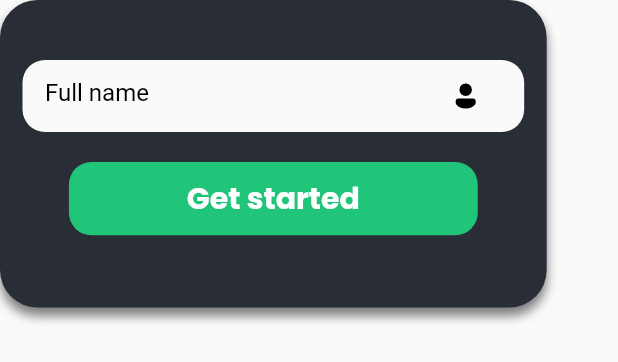
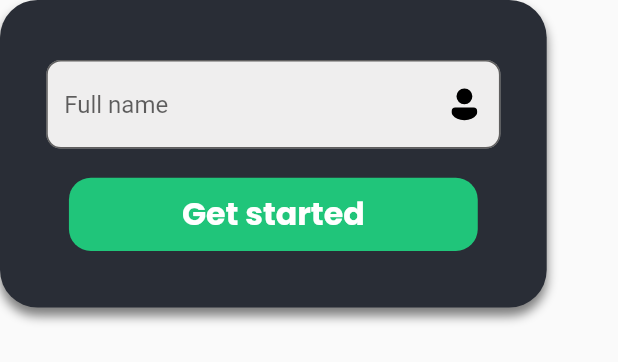
Before and after one commit to lahcenbcf/flutter2cpiApp, a Flutter app: the GuestBox widget shown alone on an empty page, opened directly, on a phone screen of 412 x 824 dp. Shown: the top 362 px of the screen. Run offline on Flutter 3.47's test engine with Material 2 defaults, Android fonts, the phone set to English and light mode, and no system bars; our stand-ins replace dropdown_button2, fluentui_system_icons, flutter_screenutil, google_fonts, gradient_borders.

Commit message:
adding validator for the guest text field, fixing some design issues in

```diff
--- a/lib/main.dart
+++ b/lib/main.dart
@@ -1,3 +1,4 @@
+import 'package:flluter2cpi/pages/Login_page/components/guest_box_view_model.dart';
 import 'package:flluter2cpi/pages/School_year/school_year_view_model.dart';
 import 'package:flluter2cpi/pages/Sign_up/sign_up_view.dart';
 import 'package:flluter2cpi/pages/Sign_up/sign_up_view_model.dart';
@@ -25,6 +26,9 @@ class MyApp extends StatelessWidget {
             ),
             ChangeNotifierProvider(
               create: (context) => SchoolYearViewModel(),
+            ),
+            ChangeNotifierProvider(
+              create: (context) => GuestBoxViewModel(),
             )
           ],
           builder: (context, child) {
--- a/lib/pages/Login_page/components/guestBox.dart
+++ /dev/null
@@ -1,79 +0,0 @@
-import 'package:flluter2cpi/constants/theme_Styles.dart';
-import 'package:flutter/material.dart';
-import 'package:flutter_screenutil/flutter_screenutil.dart';
-import 'package:fluentui_system_icons/fluentui_system_icons.dart';
-import 'package:google_fonts/google_fonts.dart';
-
-class GuestBox extends StatelessWidget {
-  const GuestBox({super.key});
-
-  void onPressedBtn() {}
-
-  @override
-  Widget build(BuildContext context) {
-    return Container(
-      height: 210.h,
-      width: 345.w,
-      padding: const EdgeInsets.only(left: 15.0,right:15.0,top: 40.0,bottom: 20.0),
-      decoration: BoxDecoration(
-        color: ThemeInfo.primaryColor,
-        borderRadius: BorderRadius.circular(25),
-        boxShadow: const [
-          BoxShadow(
-            color: Color(0x7f000000),
-            offset: Offset(0, 5),
-            blurRadius: 5.0,
-          ),
-        ],
-      ),
-      child: Column(
-        children: [
-          const Material(
-            borderRadius: BorderRadius.all(Radius.circular(15.0)),
-            child: Center(
-              child: Padding(
-                padding: EdgeInsets.symmetric(horizontal: 15.0),
-                child: TextField(
-                  autocorrect: true,
-                  decoration: InputDecoration(
-                      hintText: "Full name",
-                      border: InputBorder.none,
-                      suffixIcon: Icon(
-                        FluentIcons.person_12_filled,
-                        size: 20.0,
-                        color: Colors.black,
-                      ),
-                      hintStyle: TextStyle(color: Colors.black)),
-                ),
-              ),
-            ),
-          ),
-          const SizedBox(
-            height: 20.0,
-          ),
-          GestureDetector(
-            onTap: () {
-
-            },
-            child: Container(
-              height: 50.h,
-              width: 258.w,
-              decoration:const BoxDecoration(
-                  borderRadius: BorderRadius.all(Radius.circular(15.0)),
-                  color:ThemeInfo.secondaryColor),
-              child: Center(
-                  child: Text(
-                'Get started',
-                style: TextStyle(
-                  fontFamily: ThemeInfo.fontFamily,
-                    color: Colors.white,
-                    fontWeight: FontWeight.w700,
-                    fontSize: 20.0),
-              )),
-            ),
-          )
-        ],
-      ),
-    );
-  }
-}
--- /dev/null
+++ b/lib/pages/Login_page/components/guest_box_view.dart
@@ -0,0 +1,98 @@
+import 'package:flluter2cpi/constants/theme_Styles.dart';
+import 'package:flluter2cpi/pages/Login_page/components/guest_box_view_model.dart';
+import 'package:flutter/material.dart';
+import 'package:flutter_screenutil/flutter_screenutil.dart';
+import 'package:fluentui_system_icons/fluentui_system_icons.dart';
+import 'package:provider/provider.dart';
+
+class GuestBox extends StatelessWidget {
+  const GuestBox({super.key});
+
+  @override
+  Widget build(BuildContext context) {
+    //
+    //
+    final size = MediaQuery.of(context).size;
+    final iconSize = 25 * (((size.height / 844) + (size.width / 390)) / 2);
+    final state = Provider.of<GuestBoxViewModel>(context, listen: false);
+    //
+    //
+    return Container(
+      height: 210.h,
+      width: 345.w,
+      padding: const EdgeInsets.only(
+          left: 15.0, right: 15.0, top: 40.0, bottom: 20.0),
+      decoration: BoxDecoration(
+        color: ThemeInfo.primaryColor,
+        borderRadius: BorderRadius.circular(25),
+        boxShadow: const [
+          BoxShadow(
+            color: Color(0x7f000000),
+            offset: Offset(0, 5),
+            blurRadius: 5.0,
+          ),
+        ],
+      ),
+      child: SingleChildScrollView(
+        child: Column(
+          children: [
+            Padding(
+              padding: const EdgeInsets.symmetric(horizontal: 15.0).w,
+              child: Material(
+                color: Colors.transparent,
+                child: Form(
+                    autovalidateMode: AutovalidateMode.onUserInteraction,
+                  child: TextFormField(
+                    controller: state.fullNameController,
+                    validator: (value) => state.nameValidator(value),
+                    textCapitalization: TextCapitalization.words,
+                    keyboardType: TextInputType.name,
+
+                    decoration: InputDecoration(
+                      fillColor: const Color.fromRGBO(239, 238, 238, 1),
+          filled: true,
+                       border: OutlineInputBorder(
+            borderRadius: BorderRadius.circular(10.r),
+          ),
+                      hintText: "Full name",
+                      suffixIcon: Icon(
+                        FluentIcons.person_12_filled,
+                        size: iconSize,
+                        color: Colors.black,
+                      ),
+                      hintStyle:
+                          const TextStyle(color: Color.fromRGBO(0, 0, 0, 0.61)),
+                    ),
+                  ),
+                ),
+              ),
+            ),
+            SizedBox(height: 20.0.h),
+            GestureDetector(
+              onTap: () {},
+              child: Container(
+                height: 50.h,
+                width: 258.w,
+                decoration: BoxDecoration(
+                    borderRadius: BorderRadius.all(Radius.circular(15.0.r)),
+                    color: ThemeInfo.secondaryColor),
+                child: Center(
+                  child: Text(
+                    'Get started',
+                    style: TextStyle(
+                      fontFamily: ThemeInfo.fontFamily,
+                      color: Colors.white,
+                      fontWeight: FontWeight.w700,
+                      fontSize: 20.0.sp,
+                    ),
+                  ),
+                ),
+              ),
+            ),
+            SizedBox(height: 10.h),
+          ],
+        ),
+      ),
+    );
+  }
+}
--- a/lib/pages/School_year/Components/year_selecter.dart
+++ b/lib/pages/School_year/Components/year_selecter.dart
@@ -16,7 +16,7 @@ class YearSelecter extends StatelessWidget {
     final size = MediaQuery.of(context).size;
     final iconSize = 25 * (((size.height / 844) + (size.width / 390)) / 2);
     return Container(
-      width: 200.w,
+      width: 325.w,
       height: 50.h,
      //alignment: Alignment.center,
       padding: EdgeInsets.symmetric(horizontal: 14.w,vertical: 3.h),
--- a/lib/pages/School_year/school_year.view.dart
+++ b/lib/pages/School_year/school_year.view.dart
@@ -105,6 +105,7 @@ class SchoolYear extends StatelessWidget {
                       SizedBox(height: 37.h),
                       Container(
                         height: 231.h,
+                        width: 343.w,
                         padding: EdgeInsets.symmetric(
                             horizontal: 9.w, vertical: 20.h),
                         decoration: BoxDecoration(
@@ -119,6 +120,7 @@ class SchoolYear extends StatelessWidget {
                             Column(
                               children: [
                                 const YearSelecter(),
+                                SizedBox(height: 9.h,),
 
                                 //
                                 //
@@ -163,7 +165,7 @@ class SchoolYear extends StatelessWidget {
                                     fontSize: 20.sp,
                                     fontWeight: FontWeight.w700),
                                 padding: EdgeInsets.symmetric(
-                                    vertical: 20.h, horizontal: 81.w),
+                                    vertical: 20.h, horizontal: 60.w),
                                 shape: RoundedRectangleBorder(
                                   borderRadius: BorderRadius.circular(15.r),
                                 ),
--- a/lib/pages/Sign_up/Components/custom_text_field.dart
+++ b/lib/pages/Sign_up/Components/custom_text_field.dart
@@ -68,7 +68,7 @@ class CustomTextField extends StatelessWidget {
                     hint != "Full name")
                 ? Icon(FluentIcons.mail_24_filled, size: iconSize)
                 : hint == "Full name"
-                    ? null
+                    ? Icon(FluentIcons.person_24_filled,size: iconSize,)
                     : InkWell(
                         radius: iconSize / 2,
                         onTap: () => hint == "Password"
```
Also changed, not shown: lib/pages/Login_page/components/guest.dart (+4 -7 lines), lib/pages/Login_page/components/guest_box_view_model.dart (added, +53 -0 lines), lib/pages/Sign_up/sign_up_view.dart (+27 -25 lines).
